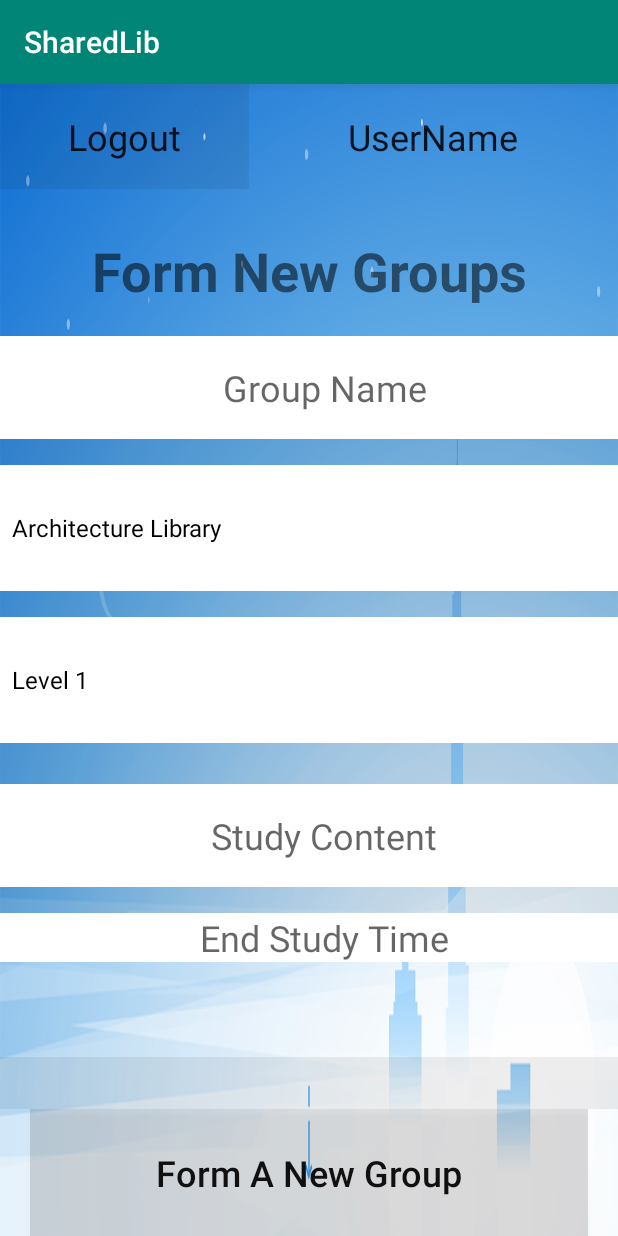
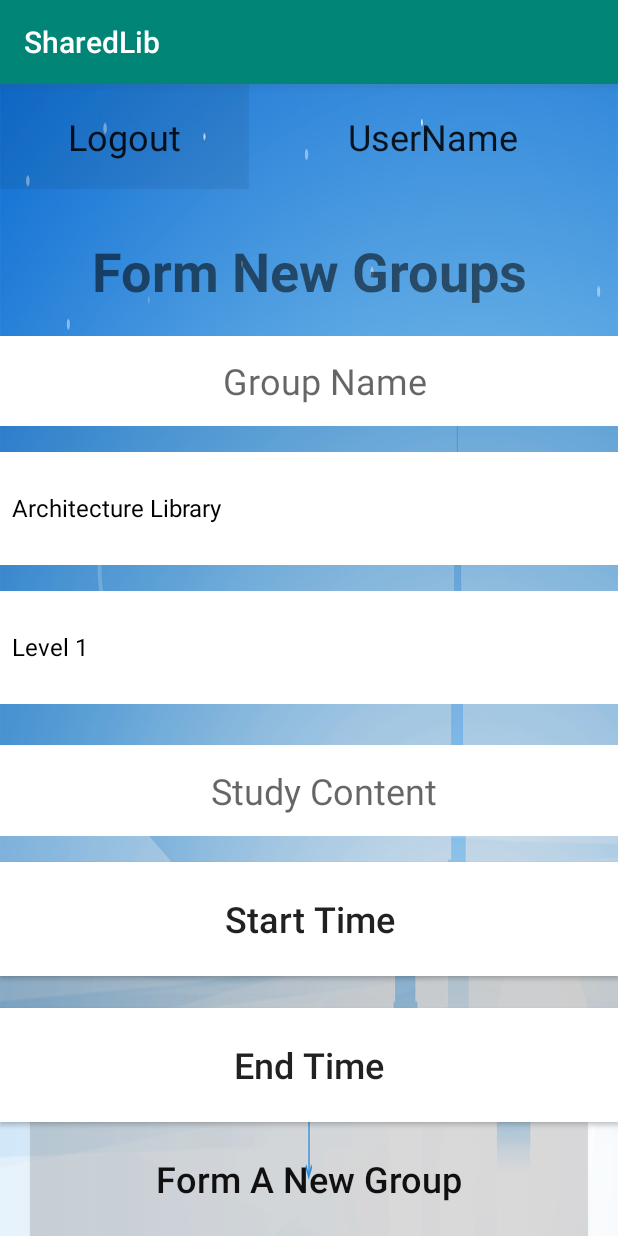
Before and after one commit to DeepDarkFTC/SharedLib, an Android app: the FormGroups screen opened directly, with no data from a screen before it, after a tap on "Start A New Group", on a phone screen of 412 x 824 dp. Run offline under Robolectric (Android 15) with nearby library versions, the phone set to English and light mode, and no system bars; libraries missing offline, so code that uses them is left out: com.bigkoo.pickerview.

Commit message:
Modified by Weiguang Ma

```diff
--- a/app/src/main/java/com/example/sharedlib/CreateNewGroup.java
+++ b/app/src/main/java/com/example/sharedlib/CreateNewGroup.java
@@ -1,6 +1,7 @@
 package com.example.sharedlib;
 
 import android.app.AlertDialog;
+import android.graphics.Color;
 import android.os.Bundle;
 import android.util.Log;
 import android.view.View;
@@ -9,10 +10,22 @@ import android.widget.ArrayAdapter;
 import android.widget.Button;
 import android.widget.EditText;
 import android.widget.Spinner;
+import android.widget.TextView;
+
+import com.bigkoo.pickerview.builder.TimePickerBuilder;
+import com.bigkoo.pickerview.listener.OnTimeSelectListener;
+import com.bigkoo.pickerview.view.TimePickerView;
 
 import androidx.appcompat.app.AppCompatActivity;
 
+import java.text.SimpleDateFormat;
+import java.util.Calendar;
+import java.util.Date;
+
 public class CreateNewGroup extends AppCompatActivity {
+
+    private Button startButton;
+    private Button endButton;
 
     @Override
     protected void onCreate(Bundle savedInstanceState) {
@@ -53,22 +66,43 @@ public class CreateNewGroup extends AppCompatActivity {
 
         final EditText studyTheme = findViewById(R.id.text_content_newgroup);
 
-        final EditText studyTime = findViewById(R.id.text_time_newgroup);
 
         Button createButton = findViewById(R.id.button_form_newgroup);
         createButton.setOnClickListener(new View.OnClickListener() {
             @Override
             public void onClick(View v) {
                 // send message to firebase
-                if (checkFormat(groupName.getText().toString(), studyTheme.getText().toString(), studyTime.getText().toString())) {
-                    Log.v("Info", groupName.getText().toString() + "_" + library.getSelectedItem().toString() + "_" + level.getSelectedItem().toString() + "_" + studyTheme.getText().toString() + "_" + studyTime.getText().toString());
+                if (checkFormat(groupName.getText().toString(), studyTheme.getText().toString(),
+                        startButton.getText().toString(), endButton.getText().toString())) {
+                    Log.v("Info", groupName.getText().toString() + "_" +
+                            library.getSelectedItem().toString() + "_" +
+                            level.getSelectedItem().toString() + "_" +
+                            studyTheme.getText().toString() + "_" +
+                            startButton.getText().toString() + "_" +
+                            endButton.getText().toString());
                 }
+            }
+        });
+
+        startButton = findViewById(R.id.button_timestart);
+        startButton.setOnClickListener(new View.OnClickListener() {
+            @Override
+            public void onClick(View v) {
+                showStartDatePicker();
+            }
+        });
+
+        endButton = findViewById(R.id.button_timeend);
+        endButton.setOnClickListener(new View.OnClickListener() {
+            @Override
+            public void onClick(View v) {
+                showEndDatePicker();
             }
         });
 
     }
 
-    public Boolean checkFormat(String groupName, String studyTheme, String studyTime) {
+    public Boolean checkFormat(String groupName, String studyTheme, String studyTimeStart, String studyTimeEnd) {
         if (groupName.equals("")) {
             new AlertDialog.Builder(this)
                     .setTitle("warning")
@@ -85,14 +119,106 @@ public class CreateNewGroup extends AppCompatActivity {
                     .show();
             return false;
         }
-        if (studyTime.equals("")) {
+        if (studyTimeStart.equals("Start Time")) {
             new AlertDialog.Builder(this)
                     .setTitle("warning")
-                    .setMessage("You should input the study time")
+                    .setMessage("Please select the start time")
+                    .setPositiveButton("ok", null)
+                    .show();
+            return false;
+        }
+        if (studyTimeEnd.equals("End Time")) {
+            new AlertDialog.Builder(this)
+                    .setTitle("warning")
+                    .setMessage("Please select the end time")
                     .setPositiveButton("ok", null)
                     .show();
             return false;
         }
         return true;
     }
+
+    private void showStartDatePicker() {
+        Calendar selectedDate = Calendar.getInstance();
+        Calendar startDate = Calendar.getInstance();
+        //startDate.set(2013,1,1);
+        Calendar endDate = Calendar.getInstance();
+        //endDate.set(2020,1,1);
+
+        //正确设置方式 原因：注意事项有说明
+        startDate.set(2013, 0, 1);
+        endDate.set(2020, 11, 31);
+
+        TimePickerView pvTime = new TimePickerBuilder(this, new OnTimeSelectListener() {
+            @Override
+            public void onTimeSelect(Date date, View v) {//选中事件回调
+                startButton.setText(getTime(date));
+            }
+        })
+                .setType(new boolean[]{false, true, true, true, true, false})// 默认全部显示
+                .setCancelText("Cancel")//取消按钮文字
+                .setSubmitText("OK")//确认按钮文字
+                .setTitleSize(20)//标题文字大小
+                .setTitleText("")//标题文字
+                .setOutSideCancelable(true)//点击屏幕，点在控件外部范围时，是否取消显示
+                .isCyclic(true)//是否循环滚动
+                .setTitleColor(Color.BLACK)//标题文字颜色
+                //.setSubmitColor(getResources().getColor(R.color.fpyj_second_phase_color))//确定按钮文字颜色
+                //.setCancelColor(getResources().getColor(R.color.fpyj_second_phase_color))//取消按钮文字颜色
+                .setTitleBgColor(Color.WHITE)//标题背景颜色 Night mode
+                .setBgColor(Color.WHITE)//滚轮背景颜色 Night mode
+                .setDate(selectedDate)// 如果不设置的话，默认是系统时间*/
+                .setRangDate(startDate, endDate)//起始终止年月日设定
+                .setLabel("year", "Month", "Day", "Hour", "Min", "Sec")//默认设置为年月日时分秒
+                .isCenterLabel(false) //是否只显示中间选中项的label文字，false则每项item全部都带有label。
+                .isDialog(true)//是否显示为对话框样式
+                .build();
+
+        pvTime.show();
+    }
+
+    private void showEndDatePicker() {
+        Calendar selectedDate = Calendar.getInstance();
+        Calendar startDate = Calendar.getInstance();
+        //startDate.set(2013,1,1);
+        Calendar endDate = Calendar.getInstance();
+        //endDate.set(2020,1,1);
+
+        //正确设置方式 原因：注意事项有说明
+        startDate.set(2013, 0, 1);
+        endDate.set(2020, 11, 31);
+
+        TimePickerView pvTime = new TimePickerBuilder(this, new OnTimeSelectListener() {
+            @Override
+            public void onTimeSelect(Date date, View v) {//选中事件回调
+                endButton.setText(getTime(date));
+            }
+        })
+                .setType(new boolean[]{false, true, true, true, true, false})// 默认全部显示
+                .setCancelText("Cancel")//取消按钮文字
+                .setSubmitText("OK")//确认按钮文字
+                .setTitleSize(20)//标题文字大小
+                .setTitleText("")//标题文字
+                .setOutSideCancelable(true)//点击屏幕，点在控件外部范围时，是否取消显示
+                .isCyclic(true)//是否循环滚动
+                .setTitleColor(Color.BLACK)//标题文字颜色
+                //.setSubmitColor(getResources().getColor(R.color.fpyj_second_phase_color))//确定按钮文字颜色
+                //.setCancelColor(getResources().getColor(R.color.fpyj_second_phase_color))//取消按钮文字颜色
+                .setTitleBgColor(Color.WHITE)//标题背景颜色 Night mode
+                .setBgColor(Color.WHITE)//滚轮背景颜色 Night mode
+                .setDate(selectedDate)// 如果不设置的话，默认是系统时间*/
+                .setRangDate(startDate, endDate)//起始终止年月日设定
+                .setLabel("year", "Month", "Day", "Hour", "Min", "sec")//默认设置为年月日时分秒
+                .isCenterLabel(false) //是否只显示中间选中项的label文字，false则每项item全部都带有label。
+                .isDialog(true)//是否显示为对话框样式
+                .build();
+
+        pvTime.show();
+    }
+
+    private String getTime(Date date) {//可根据需要自行截取数据显示
+        Log.d("getTime()", "choice date millis: " + date.getTime());
+        SimpleDateFormat format = new SimpleDateFormat("MM-dd HH:mm");
+        return format.format(date);
+    }
 }
--- a/app/src/main/java/com/example/sharedlib/FormGroups.java
+++ b/app/src/main/java/com/example/sharedlib/FormGroups.java
@@ -10,10 +10,6 @@ import android.widget.Button;
 import android.widget.ListView;
 import android.widget.TextView;
 
-import com.bigkoo.pickerview.builder.TimePickerBuilder;
-import com.bigkoo.pickerview.listener.OnTimeSelectListener;
-import com.bigkoo.pickerview.view.TimePickerView;
-
 import java.text.SimpleDateFormat;
 import java.util.Calendar;
 import java.util.Date;
@@ -21,9 +17,6 @@ import java.util.Date;
 import androidx.appcompat.app.AppCompatActivity;
 
 public class FormGroups extends AppCompatActivity {
-
-    final TextView start  = findViewById(R.id.text_starttime_newgroup);
-    final TextView end  = findViewById(R.id.text_endtime_newgroup2);
 
     @Override
     protected void onCreate(Bundle savedInstanceState) {
@@ -51,108 +44,7 @@ public class FormGroups extends AppCompatActivity {
             }
         });
 
-        Button start = findViewById(R.id.button_timestart);
-        start.setOnClickListener(new View.OnClickListener() {
-            @Override
-            public void onClick(View v) {
-                showStartDatePicker();
-            }
-        });
-
-        Button end = findViewById(R.id.button_timeend);
-        end.setOnClickListener(new View.OnClickListener() {
-            @Override
-            public void onClick(View v) {
-                showEndDatePicker();
-            }
-        });
-
-
 
     }
 
-    private void showStartDatePicker() {
-        Calendar selectedDate = Calendar.getInstance();
-        Calendar startDate = Calendar.getInstance();
-        //startDate.set(2013,1,1);
-        Calendar endDate = Calendar.getInstance();
-        //endDate.set(2020,1,1);
-
-        //正确设置方式 原因：注意事项有说明
-        startDate.set(2013, 0, 1);
-        endDate.set(2020, 11, 31);
-
-        TimePickerView pvTime = new TimePickerBuilder(this, new OnTimeSelectListener() {
-            @Override
-            public void onTimeSelect(Date date, View v) {//选中事件回调
-                start.setText(getTime(date));
-            }
-        })
-                .setType(new boolean[]{true, true, true, true, true, false})// 默认全部显示
-                .setCancelText("取消")//取消按钮文字
-                .setSubmitText("确认")//确认按钮文字
-                .setTitleSize(20)//标题文字大小
-                .setTitleText("")//标题文字
-                .setOutSideCancelable(true)//点击屏幕，点在控件外部范围时，是否取消显示
-                .isCyclic(true)//是否循环滚动
-                .setTitleColor(Color.BLACK)//标题文字颜色
-                //.setSubmitColor(getResources().getColor(R.color.fpyj_second_phase_color))//确定按钮文字颜色
-                //.setCancelColor(getResources().getColor(R.color.fpyj_second_phase_color))//取消按钮文字颜色
-                .setTitleBgColor(Color.WHITE)//标题背景颜色 Night mode
-                .setBgColor(Color.WHITE)//滚轮背景颜色 Night mode
-                .setDate(selectedDate)// 如果不设置的话，默认是系统时间*/
-                .setRangDate(startDate, endDate)//起始终止年月日设定
-                .setLabel("year", "month", "day", "hour", "min", "秒")//默认设置为年月日时分秒
-                .isCenterLabel(false) //是否只显示中间选中项的label文字，false则每项item全部都带有label。
-                .isDialog(true)//是否显示为对话框样式
-                .build();
-
-        pvTime.show();
-    }
-
-    private void showEndDatePicker() {
-        Calendar selectedDate = Calendar.getInstance();
-        Calendar startDate = Calendar.getInstance();
-        //startDate.set(2013,1,1);
-        Calendar endDate = Calendar.getInstance();
-        //endDate.set(2020,1,1);
-
-        //正确设置方式 原因：注意事项有说明
-        startDate.set(2013, 0, 1);
-        endDate.set(2020, 11, 31);
-
-        TimePickerView pvTime = new TimePickerBuilder(this, new OnTimeSelectListener() {
-            @Override
-            public void onTimeSelect(Date date, View v) {//选中事件回调
-                end.setText(getTime(date));
-            }
-        })
-                .setType(new boolean[]{true, true, true, true, true, false})// 默认全部显示
-                .setCancelText("取消")//取消按钮文字
-                .setSubmitText("确认")//确认按钮文字
-                .setTitleSize(20)//标题文字大小
-                .setTitleText("")//标题文字
-                .setOutSideCancelable(true)//点击屏幕，点在控件外部范围时，是否取消显示
-                .isCyclic(true)//是否循环滚动
-                .setTitleColor(Color.BLACK)//标题文字颜色
-                //.setSubmitColor(getResources().getColor(R.color.fpyj_second_phase_color))//确定按钮文字颜色
-                //.setCancelColor(getResources().getColor(R.color.fpyj_second_phase_color))//取消按钮文字颜色
-                .setTitleBgColor(Color.WHITE)//标题背景颜色 Night mode
-                .setBgColor(Color.WHITE)//滚轮背景颜色 Night mode
-                .setDate(selectedDate)// 如果不设置的话，默认是系统时间*/
-                .setRangDate(startDate, endDate)//起始终止年月日设定
-                .setLabel("year", "month", "day", "hour", "min", "秒")//默认设置为年月日时分秒
-                .isCenterLabel(false) //是否只显示中间选中项的label文字，false则每项item全部都带有label。
-                .isDialog(true)//是否显示为对话框样式
-                .build();
-
-        pvTime.show();
-    }
-
-    private String getTime(Date date) {//可根据需要自行截取数据显示
-        Log.d("getTime()", "choice date millis: " + date.getTime());
-        SimpleDateFormat format = new SimpleDateFormat("yyyy-MM-dd HH:mm");
-        return format.format(date);
-    }
-
 }
--- a/app/src/main/java/com/example/sharedlib/StudyTime.java
+++ b/app/src/main/java/com/example/sharedlib/StudyTime.java
@@ -40,7 +40,7 @@ public class StudyTime extends BaseActivity {
 
         // Get timer component
         timer = findViewById(R.id.study_time_screen);
-        // Get start button
+        // Get startTimeTextView button
         start = findViewById(R.id.button_start_studytime);
         // Get pause button
         pause = findViewById(R.id.button_pause_studytime);
@@ -50,7 +50,7 @@ public class StudyTime extends BaseActivity {
             @Override
             public void onClick(View v) {
 
-                // start timer
+                // startTimeTextView timer
                 if (!stopFlag) {
                     timer.setBase(SystemClock.elapsedRealtime());
                     timer.start();
--- a/app/src/main/res/layout/activity_library_seats.xml
+++ b/app/src/main/res/layout/activity_library_seats.xml
@@ -75,7 +75,7 @@
             android:background="#40000000"
             android:text="Select the Percent of Available Seats"
             android:textAlignment="center"
-            android:textSize="30sp" />
+            android:textSize="24sp" />
 
         <SeekBar
             android:id="@+id/seekBar_seatsavailable_libraryseats"
--- a/app/src/main/res/layout/activity_new_group.xml
+++ b/app/src/main/res/layout/activity_new_group.xml
@@ -79,7 +79,8 @@
             android:layout_width="match_parent"
             android:layout_height="wrap_content"
             android:layout_weight="10"
-            android:background="#ffffffff" />
+            android:background="#ffffffff"
+            android:textAlignment="center" />
 
         <View
             android:id="@+id/view23"
@@ -92,7 +93,8 @@
             android:layout_width="match_parent"
             android:layout_height="wrap_content"
             android:layout_weight="10"
-            android:background="#ffffffff" />
+            android:background="#ffffffff"
+            android:textAlignment="center" />
 
         <View
             android:id="@+id/view29"
@@ -124,69 +126,34 @@
             android:layout_height="17dp"
             android:background="#11000000" />
 
-        <androidx.constraintlayout.widget.ConstraintLayout
+
+        <Button
+            android:id="@+id/button_timestart"
             android:layout_width="match_parent"
             android:layout_height="wrap_content"
-            android:layout_weight="10">
-
-            <Button
-                android:id="@+id/button_timestart"
-                android:layout_width="397dp"
-                android:layout_height="60dp"
-                android:background="#00000000"
-                tools:layout_editor_absoluteX="-2dp"
-                tools:layout_editor_absoluteY="16dp" />
-
-            <Button
-                android:id="@+id/button_timeend"
-                android:layout_width="397dp"
-                android:layout_height="60dp"
-                android:background="#00000000"
-                tools:layout_editor_absoluteX="-2dp"
-                tools:layout_editor_absoluteY="126dp" />
-
-            <TextView
-                android:id="@+id/text_starttime_newgroup"
-                android:layout_width="match_parent"
-                android:layout_height="wrap_content"
-                android:layout_weight="5"
-                android:background="#ffffffff"
-                android:hint="Start Study Time"
-                android:paddingLeft="20dp"
-                android:textAlignment="center"
-                android:textColor="#ff000000"
-                android:textSize="24sp"
-                tools:layout_editor_absoluteX="8dp"
-                tools:layout_editor_absoluteY="35dp" />
-
-            <TextView
-                android:id="@+id/text_endtime_newgroup2"
-                android:layout_width="0dp"
-                android:layout_height="wrap_content"
-                android:layout_weight="5"
-                android:background="#ffffffff"
-                android:hint="End Study Time"
-                android:paddingLeft="20dp"
-                android:textAlignment="center"
-                android:textColor="#ff000000"
-                android:textSize="24sp"
-                app:layout_constraintEnd_toEndOf="parent"
-                app:layout_constraintStart_toStartOf="parent"
-                tools:layout_editor_absoluteY="126dp" />
-
-        </androidx.constraintlayout.widget.ConstraintLayout>
-
-        <View
-            android:id="@+id/view27"
-            android:layout_width="match_parent"
-            android:layout_height="17dp"
-            android:background="#11000000" />
+            android:layout_weight="10"
+            android:background="#ffffffff"
+            android:text="Start Time"
+            android:textAlignment="center"
+            android:textAllCaps="false"
+            android:textSize="24sp" />
 
         <View
             android:id="@+id/view28"
             android:layout_width="match_parent"
-            android:layout_height="17dp"
-            android:background="#11000000" />
+            android:layout_height="21dp"
+            android:background="#30000000" />
+
+        <Button
+            android:id="@+id/button_timeend"
+            android:layout_width="match_parent"
+            android:layout_height="wrap_content"
+            android:layout_weight="10"
+            android:background="#ffffffff"
+            android:text="End Time"
+            android:textAlignment="center"
+            android:textAllCaps="false"
+            android:textSize="24sp" />
 
         <Button
             android:id="@+id/button_form_newgroup"
```
